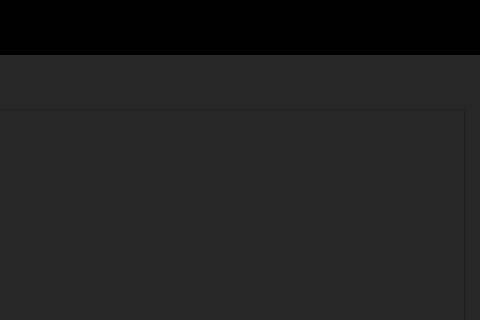
Outsider-corp/OutsideYT, file outside/views_ui/Outside_MainWindow.ui: the form before one commit; both pictures show x 551 to 1031 and y 0 to 320 of the 1031 by 634 pixel window.
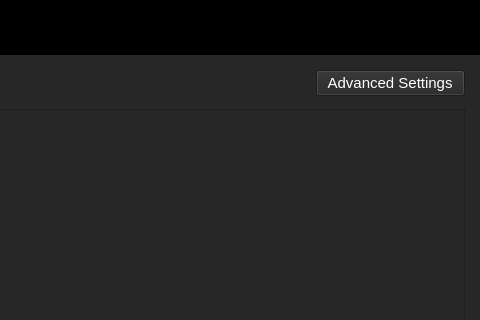
The form after the commit. The open tabs and pages were chosen to show the change.

Commit message: v1.1.3 created buttons for watch page, create dialog for adding videos; small fixes

Patch:
```diff
--- a/outside/views_ui/Outside_MainWindow.ui
+++ b/outside/views_ui/Outside_MainWindow.ui
@@ -545,6 +545,19 @@
             </property>
            </spacer>
           </item>
+          <item>
+           <widget class="QPushButton" name="Watch_advanced_settings_Button">
+            <property name="font">
+             <font>
+              <family>Arial</family>
+              <pointsize>11</pointsize>
+             </font>
+            </property>
+            <property name="text">
+             <string>  Advanced Settings  </string>
+            </property>
+           </widget>
+          </item>
          </layout>
         </item>
         <item>
```
Left out of the diff: 4 changed lines with no effect on the pictures. The commit also changes 29 other files.
